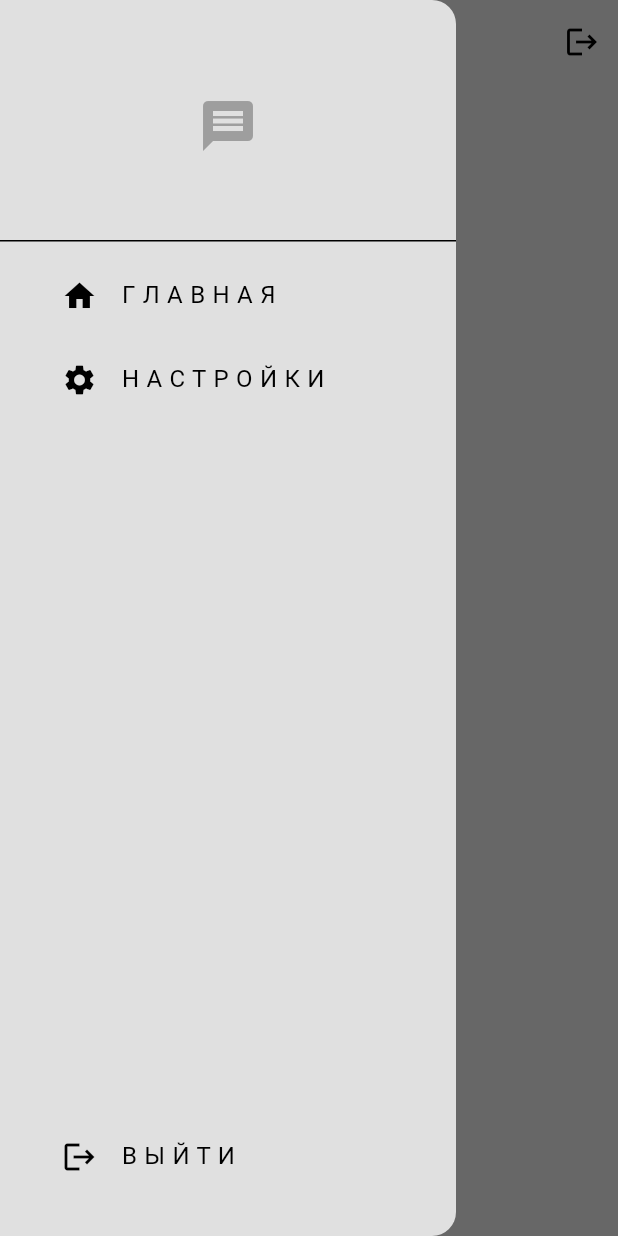
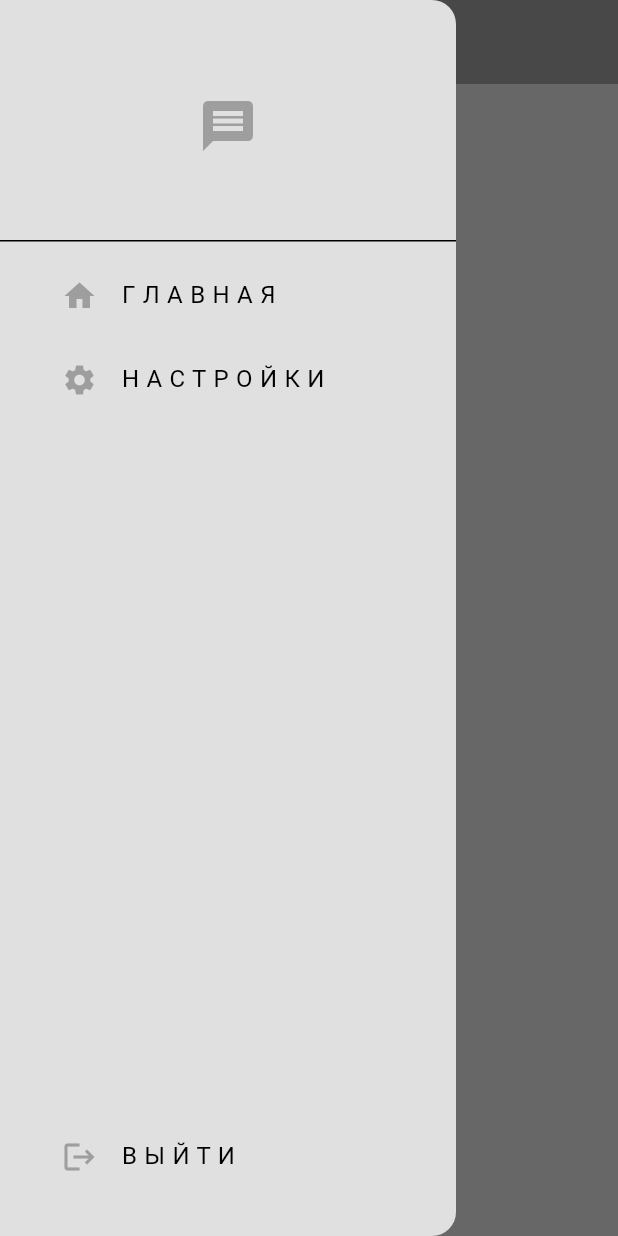
Before and after one commit to kol4egraf0-0/chat_app_dinopr, a Flutter app: the screen it shows once a user with an empty profile is signed in, with the side drawer open, on a phone screen of 412 x 824 dp. Run offline on Flutter 3.47's test engine with Material 3 defaults, Android fonts, the phone set to English and light mode, and no system bars; our stand-ins replace firebase_auth, firebase_core; accounts and stored records are empty.

Commit message:
color fix

```diff
--- a/lib/components/my_drawer.dart
+++ b/lib/components/my_drawer.dart
@@ -1,7 +1,14 @@
+import 'package:chat_app_dinopr/auth/auth_service.dart';
+import 'package:chat_app_dinopr/pages/settings_page.dart';
 import 'package:flutter/material.dart';
 
 class MyDrawer extends StatelessWidget {
   const MyDrawer({super.key});
+
+  void logout() {
+    final _auth = AuthService();
+    _auth.signOut();
+  }
 
   @override
   Widget build(BuildContext context) {
@@ -27,7 +34,8 @@ class MyDrawer extends StatelessWidget {
             padding: const EdgeInsets.only(left: 25.0),
             child: ListTile(
               title: Text("Г Л А В Н А Я"),
-              leading: Icon(Icons.home),
+              leading: Icon(Icons.home,
+              color: Theme.of(context).colorScheme.primary,),
               onTap: () {
                 //просто закрытие
                 Navigator.pop(context);
@@ -39,7 +47,8 @@ class MyDrawer extends StatelessWidget {
             padding: const EdgeInsets.only(left: 25.0),
             child: ListTile(
               title: Text("Н А С Т Р О Й К И"),
-              leading: Icon(Icons.settings),
+              leading: Icon(Icons.settings,
+              color: Theme.of(context).colorScheme.primary,),
               onTap: () {
                 Navigator.pop(context);
 
@@ -58,8 +67,9 @@ class MyDrawer extends StatelessWidget {
             padding: const EdgeInsets.only(left: 25.0, bottom: 25.0),
             child: ListTile(
               title: Text("В Ы Й Т И"),
-              leading: Icon(Icons.logout),
-              onTap: () {},
+              leading: Icon(Icons.logout,
+              color: Theme.of(context).colorScheme.primary,),
+              onTap: logout,
             ),
           ),
         ],
--- a/lib/pages/home_page.dart
+++ b/lib/pages/home_page.dart
@@ -1,25 +1,17 @@
-import 'package:chat_app_dinopr/auth/auth_service.dart';
 import 'package:chat_app_dinopr/components/my_drawer.dart';
 import 'package:flutter/material.dart';
 
-
 class HomePage extends StatelessWidget {
   const HomePage({super.key});
-
-  void logout() {
-    final _auth = AuthService();
-    _auth.signOut();
-  }
 
   @override
   Widget build(BuildContext context) {
     return Scaffold(
       appBar: AppBar(
         title: Text("Главная"),
-        actions: [
-          //выйти
-          IconButton(onPressed: logout, icon: Icon(Icons.logout))
-        ],
+        centerTitle: true,
+        backgroundColor: Theme.of(context).colorScheme.primary,
+        foregroundColor: Theme.of(context).colorScheme.surface // Цвет AppBar
       ),
       drawer: MyDrawer(),
     );
```
Also changed, not shown: lib/pages/settings_page.dart (added, +17 -0 lines).
